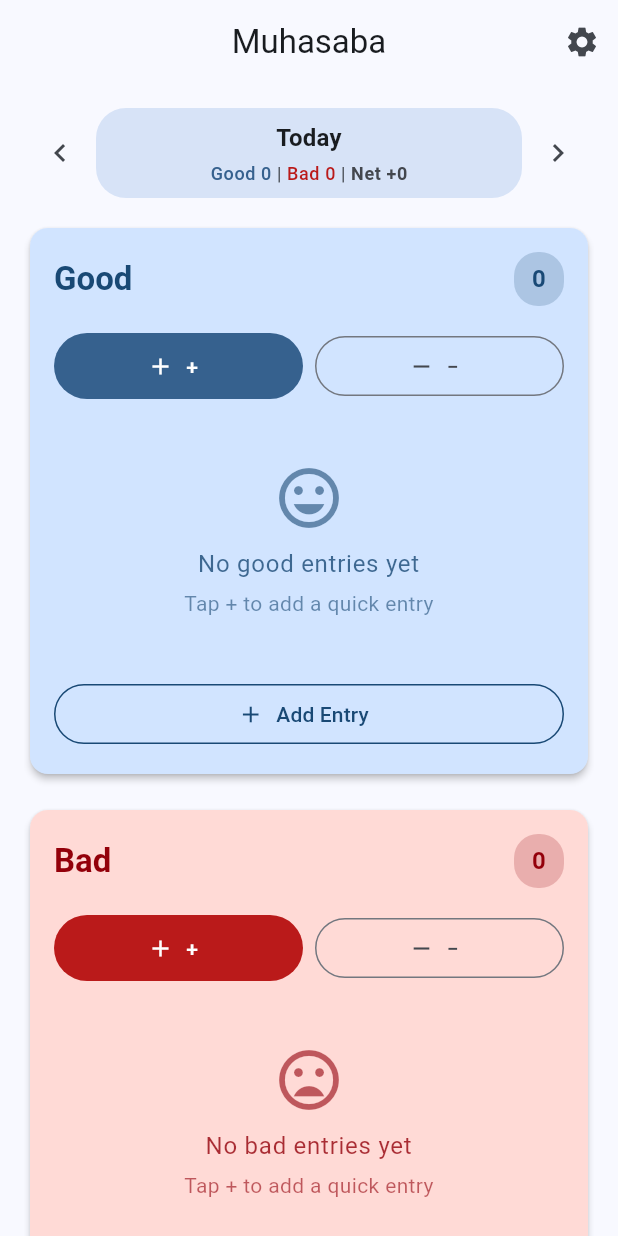
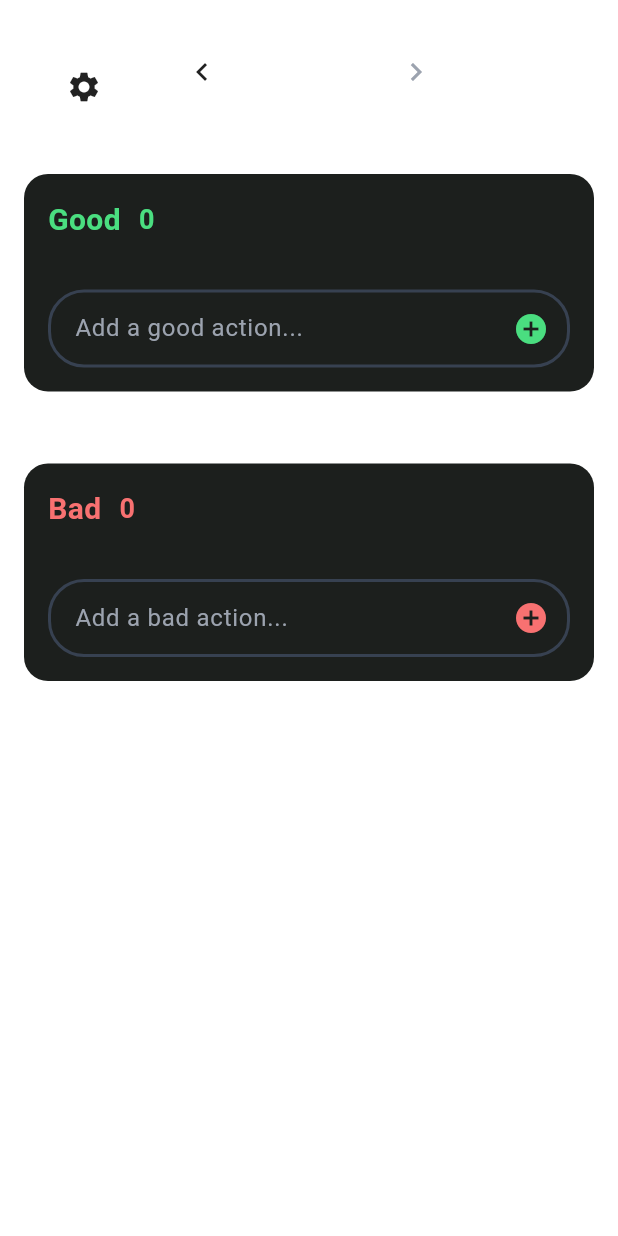
Before and after one commit to TheMoenix/muhasaba, a Flutter app: the screen it shows after launch, on a phone screen of 412 x 824 dp. Run offline on Flutter 3.47's test engine with Material 3 defaults, Android fonts, the light colour scheme and no system bars; our stand-ins replace flutter_riverpod, hive, hive_flutter, shared_preferences; accounts and stored records are empty.

Commit message:
feat: Enhance theming and UI components with new color scheme and entry cards

```diff
--- a/lib/core/theme.dart
+++ b/lib/core/theme.dart
@@ -1,41 +1,119 @@
 import 'package:flutter/material.dart';
 
 class AppTheme {
+  // Custom colors to match the design
+  static const Color darkBackground = Color(0xFF101311);
+  static const Color cardBackground = Color(0xFF1C1F1D);
+  static const Color goodColor = Color(0xFF4ADE80); // green-400
+  static const Color badColor = Color(0xFFF87171); // red-400
+  static const Color textPrimary = Colors.white;
+  static const Color textSecondary = Color(0xFF9CA3AF); // gray-400
+  static const Color borderColor = Color(0xFF374151); // gray-700
+
   static ThemeData lightTheme = ThemeData(
     useMaterial3: true,
     brightness: Brightness.light,
-    colorScheme: ColorScheme.fromSeed(
-      seedColor: Colors.blue,
-      brightness: Brightness.light,
+    colorScheme: const ColorScheme.light(
+      primary: goodColor,
+      secondary: badColor,
+      surface: Colors.white,
+      onSurface: Colors.black87,
+      error: badColor,
     ),
-    cardTheme: const CardThemeData(elevation: 2),
-    floatingActionButtonTheme: const FloatingActionButtonThemeData(
-      elevation: 3,
-    ),
-    filledButtonTheme: FilledButtonThemeData(
-      style: FilledButton.styleFrom(minimumSize: const Size(44, 44)),
-    ),
-    segmentedButtonTheme: const SegmentedButtonThemeData(
-      style: ButtonStyle(minimumSize: WidgetStatePropertyAll(Size(80, 44))),
+    scaffoldBackgroundColor: Colors.white,
+    cardTheme: const CardThemeData(elevation: 2, color: Colors.white),
+    appBarTheme: const AppBarTheme(
+      backgroundColor: Colors.white,
+      foregroundColor: Colors.black87,
+      elevation: 0,
     ),
   );
 
   static ThemeData darkTheme = ThemeData(
     useMaterial3: true,
     brightness: Brightness.dark,
-    colorScheme: ColorScheme.fromSeed(
-      seedColor: Colors.blue,
-      brightness: Brightness.dark,
+    fontFamily: 'Spline Sans',
+    colorScheme: const ColorScheme.dark(
+      primary: goodColor,
+      secondary: badColor,
+      surface: cardBackground,
+      onSurface: textPrimary,
+      background: darkBackground,
+      onBackground: textPrimary,
+      error: badColor,
+      onError: textPrimary,
     ),
-    cardTheme: const CardThemeData(elevation: 2),
-    floatingActionButtonTheme: const FloatingActionButtonThemeData(
-      elevation: 3,
+    scaffoldBackgroundColor: darkBackground,
+    cardTheme: const CardThemeData(
+      elevation: 0,
+      color: cardBackground,
+      shape: RoundedRectangleBorder(
+        borderRadius: BorderRadius.all(Radius.circular(16)),
+      ),
     ),
-    filledButtonTheme: FilledButtonThemeData(
-      style: FilledButton.styleFrom(minimumSize: const Size(44, 44)),
+    appBarTheme: const AppBarTheme(
+      backgroundColor: darkBackground,
+      foregroundColor: textPrimary,
+      elevation: 0,
+      centerTitle: true,
     ),
-    segmentedButtonTheme: const SegmentedButtonThemeData(
-      style: ButtonStyle(minimumSize: WidgetStatePropertyAll(Size(80, 44))),
+    inputDecorationTheme: InputDecorationTheme(
+      filled: true,
+      fillColor: Colors.transparent,
+      border: OutlineInputBorder(
+        borderRadius: BorderRadius.circular(24),
+        borderSide: const BorderSide(color: borderColor, width: 2),
+      ),
+      enabledBorder: OutlineInputBorder(
+        borderRadius: BorderRadius.circular(24),
+        borderSide: const BorderSide(color: borderColor, width: 2),
+      ),
+      focusedBorder: OutlineInputBorder(
+        borderRadius: BorderRadius.circular(24),
+        borderSide: const BorderSide(color: goodColor, width: 2),
+      ),
+      hintStyle: const TextStyle(color: textSecondary),
+      contentPadding: const EdgeInsets.symmetric(horizontal: 16, vertical: 12),
+    ),
+    iconButtonTheme: IconButtonThemeData(
+      style: IconButton.styleFrom(
+        foregroundColor: textPrimary,
+        backgroundColor: Colors.transparent,
+        minimumSize: const Size(40, 40),
+      ),
+    ),
+    elevatedButtonTheme: ElevatedButtonThemeData(
+      style: ElevatedButton.styleFrom(
+        backgroundColor: cardBackground,
+        foregroundColor: textPrimary,
+        elevation: 0,
+        shape: RoundedRectangleBorder(borderRadius: BorderRadius.circular(20)),
+      ),
+    ),
+    textTheme: const TextTheme(
+      headlineLarge: TextStyle(
+        color: textPrimary,
+        fontSize: 24,
+        fontWeight: FontWeight.bold,
+      ),
+      headlineMedium: TextStyle(
+        color: textPrimary,
+        fontSize: 20,
+        fontWeight: FontWeight.bold,
+      ),
+      titleLarge: TextStyle(
+        color: textPrimary,
+        fontSize: 18,
+        fontWeight: FontWeight.bold,
+      ),
+      titleMedium: TextStyle(
+        color: textPrimary,
+        fontSize: 16,
+        fontWeight: FontWeight.w500,
+      ),
+      bodyLarge: TextStyle(color: textPrimary, fontSize: 16),
+      bodyMedium: TextStyle(color: textPrimary, fontSize: 14),
+      bodySmall: TextStyle(color: textSecondary, fontSize: 12),
     ),
   );
 }
--- a/lib/features/home/home_page.dart
+++ b/lib/features/home/home_page.dart
@@ -1,9 +1,8 @@
 import 'package:flutter/material.dart';
 import 'package:flutter_riverpod/flutter_riverpod.dart';
 import '../../data/entry_model.dart';
-import '../settings/settings_page.dart';
 import 'home_controller.dart';
-import 'widgets/column_card.dart';
+import 'widgets/new_column_card.dart';
 import 'widgets/day_header.dart';
 
 class HomePage extends ConsumerWidget {
@@ -16,21 +15,7 @@ class HomePage extends ConsumerWidget {
     final badEntries = ref.watch(badEntriesProvider(selectedDay));
 
     return Scaffold(
-      appBar: AppBar(
-        title: const Text('Muhasaba'),
-        centerTitle: true,
-        actions: [
-          IconButton(
-            onPressed: () {
-              Navigator.of(context).push(
-                MaterialPageRoute(builder: (context) => const SettingsPage()),
-              );
-            },
-            icon: const Icon(Icons.settings),
-            tooltip: 'Settings',
-          ),
-        ],
-      ),
+      backgroundColor: Theme.of(context).colorScheme.surface,
       body: Column(
         children: [
           // Day header with navigation and summary
@@ -47,7 +32,7 @@ class HomePage extends ConsumerWidget {
                     return Row(
                       children: [
                         Expanded(
-                          child: ColumnCard(
+                          child: NewColumnCard(
                             type: EntryType.good,
                             title: 'Good',
                             entries: goodEntries,
@@ -55,7 +40,7 @@ class HomePage extends ConsumerWidget {
                         ),
                         const SizedBox(width: 16),
                         Expanded(
-                          child: ColumnCard(
+                          child: NewColumnCard(
                             type: EntryType.bad,
                             title: 'Bad',
                             entries: badEntries,
@@ -67,13 +52,13 @@ class HomePage extends ConsumerWidget {
                     return SingleChildScrollView(
                       child: Column(
                         children: [
-                          ColumnCard(
+                          NewColumnCard(
                             type: EntryType.good,
                             title: 'Good',
                             entries: goodEntries,
                           ),
                           const SizedBox(height: 16),
-                          ColumnCard(
+                          NewColumnCard(
                             type: EntryType.bad,
                             title: 'Bad',
                             entries: badEntries,
--- a/lib/features/home/widgets/day_header.dart
+++ b/lib/features/home/widgets/day_header.dart
@@ -1,6 +1,7 @@
 import 'package:flutter/material.dart';
 import 'package:flutter_riverpod/flutter_riverpod.dart';
 import '../../../core/date_utils.dart' as date_utils;
+import '../../../core/theme.dart';
 import '../home_controller.dart';
 
 class DayHeader extends ConsumerWidget {
@@ -11,105 +12,119 @@ class DayHeader extends ConsumerWidget {
     final selectedDay = ref.watch(selectedDayProvider);
     final totals = ref.watch(dayTotalsProvider(selectedDay));
 
-    return Row(
+    return Container(
+      padding: const EdgeInsets.symmetric(horizontal: 16, vertical: 8),
+      child: Row(
+        mainAxisAlignment: MainAxisAlignment.spaceBetween,
+        children: [
+          // Settings button
+          IconButton(
+            onPressed: () {
+              Navigator.pushNamed(context, '/settings');
+            },
+            icon: const Icon(Icons.settings),
+            iconSize: 24,
+          ),
+
+          // Date navigation and summary
+          Expanded(
+            child: Column(
+              children: [
+                Row(
+                  mainAxisAlignment: MainAxisAlignment.center,
                   children: [
                     IconButton(
                       onPressed: () {
-            final previousDay = date_utils.DateUtils.previousDay(selectedDay);
-            ref.read(selectedDayProvider.notifier).state = previousDay;
+                        final previousDay = date_utils.DateUtils.previousDay(
+                          selectedDay,
+                        );
+                        ref.read(selectedDayProvider.notifier).state =
+                            previousDay;
                       },
                       icon: const Icon(Icons.chevron_left),
-          tooltip: 'Previous day',
+                      iconSize: 24,
                     ),
-        Expanded(
-          child: GestureDetector(
+
+                    // Today button with dropdown arrow
+                    GestureDetector(
                       onTap: () => _showDatePicker(context, ref, selectedDay),
                       child: Container(
-              padding: const EdgeInsets.symmetric(vertical: 8, horizontal: 16),
+                        padding: const EdgeInsets.symmetric(
+                          horizontal: 8,
+                          vertical: 4,
+                        ),
                         decoration: BoxDecoration(
-                color: Theme.of(context).colorScheme.secondaryContainer,
-                borderRadius: BorderRadius.circular(20),
+                          borderRadius: BorderRadius.circular(8),
+                          color: Colors.transparent,
                         ),
-              child: Column(
+                        child: Row(
                           mainAxisSize: MainAxisSize.min,
                           children: [
                             Text(
                               date_utils.DateUtils.isToday(selectedDay)
                                   ? 'Today'
-                        : date_utils.DateUtils.formatDate(selectedDay),
-                    style: Theme.of(context).textTheme.titleMedium?.copyWith(
+                                  : date_utils.DateUtils.formatDate(
+                                      selectedDay,
+                                    ),
+                              style: const TextStyle(
+                                color: AppTheme.textPrimary,
+                                fontSize: 20,
                                 fontWeight: FontWeight.bold,
                               ),
-                    textAlign: TextAlign.center,
                             ),
-                  const SizedBox(height: 4),
-                  _buildSummaryChip(context, totals),
+                            const SizedBox(width: 4),
+                            const Icon(
+                              Icons.expand_more,
+                              color: AppTheme.textPrimary,
+                              size: 20,
+                            ),
                           ],
                         ),
                       ),
                     ),
-        ),
+
                     IconButton(
                       onPressed: () {
-            final nextDay = date_utils.DateUtils.nextDay(selectedDay);
+                        final nextDay = date_utils.DateUtils.nextDay(
+                          selectedDay,
+                        );
                         // Don't allow going into the future
                         if (!nextDay.isAfter(date_utils.DateUtils.today())) {
-              ref.read(selectedDayProvider.notifier).state = nextDay;
+                          ref.read(selectedDayProvider.notifier).state =
+                              nextDay;
                         }
                       },
-          icon: const Icon(Icons.chevron_right),
-          tooltip: 'Next day',
+                      icon: Icon(
+                        Icons.chevron_right,
+                        color:
+                            date_utils.DateUtils.nextDay(
+                              selectedDay,
+                            ).isAfter(date_utils.DateUtils.today())
+                            ? AppTheme.textSecondary
+                            : AppTheme.textPrimary,
                       ),
-        if (!date_utils.DateUtils.isToday(selectedDay))
-          TextButton(
-            onPressed: () {
-              ref.read(selectedDayProvider.notifier).state =
-                  date_utils.DateUtils.today();
-            },
-            child: const Text('Today'),
+                      iconSize: 24,
                     ),
                   ],
-    );
-  }
+                ),
 
-  Widget _buildSummaryChip(
-    BuildContext context,
-    ({int good, int bad, int net}) totals,
-  ) {
-    final theme = Theme.of(context);
-    final netColor = totals.net > 0
-        ? theme.colorScheme.primary
-        : totals.net < 0
-        ? theme.colorScheme.error
-        : theme.colorScheme.onSurfaceVariant;
-
-    return Row(
-      mainAxisAlignment: MainAxisAlignment.center,
-      children: [
+                // Net score
                 Text(
-          'Good ${totals.good}',
-          style: theme.textTheme.bodySmall?.copyWith(
-            color: theme.colorScheme.primary,
+                  'Net: ${totals.net >= 0 ? '' : ''}${totals.net}',
+                  style: const TextStyle(
+                    color: AppTheme.textPrimary,
+                    fontSize: 14,
                     fontWeight: FontWeight.w500,
                   ),
                 ),
-        Text(' | ', style: theme.textTheme.bodySmall),
-        Text(
-          'Bad ${totals.bad}',
-          style: theme.textTheme.bodySmall?.copyWith(
-            color: theme.colorScheme.error,
-            fontWeight: FontWeight.w500,
+              ],
             ),
           ),
-        Text(' | ', style: theme.textTheme.bodySmall),
-        Text(
-          'Net ${totals.net >= 0 ? '+' : ''}${totals.net}',
-          style: theme.textTheme.bodySmall?.copyWith(
-            color: netColor,
-            fontWeight: FontWeight.bold,
+
+          // Spacer to balance the settings button
+          const SizedBox(width: 48),
+        ],
       ),
-        ),
-      ],
     );
   }
 
@@ -124,6 +139,19 @@ class DayHeader extends ConsumerWidget {
       firstDate: DateTime(2020),
       lastDate: DateTime.now(),
       helpText: 'Select date',
+      builder: (context, child) {
+        return Theme(
+          data: Theme.of(context).copyWith(
+            colorScheme: const ColorScheme.dark(
+              primary: AppTheme.goodColor,
+              onPrimary: Colors.black,
+              surface: AppTheme.cardBackground,
+              onSurface: AppTheme.textPrimary,
+            ),
+          ),
+          child: child!,
+        );
+      },
     );
 
     if (picked != null) {
--- /dev/null
+++ b/lib/features/home/widgets/new_column_card.dart
@@ -0,0 +1,141 @@
+import 'package:flutter/material.dart';
+import 'package:flutter_riverpod/flutter_riverpod.dart';
+import '../../../core/theme.dart';
+import '../../../data/entry_model.dart';
+import '../home_controller.dart';
+import 'add_entry_sheet.dart';
+import 'new_entry_tile.dart';
+
+class NewColumnCard extends ConsumerStatefulWidget {
+  final EntryType type;
+  final String title;
+  final List<DayEntry> entries;
+
+  const NewColumnCard({
+    super.key,
+    required this.type,
+    required this.title,
+    required this.entries,
+  });
+
+  @override
+  ConsumerState<NewColumnCard> createState() => _NewColumnCardState();
+}
+
+class _NewColumnCardState extends ConsumerState<NewColumnCard> {
+  final TextEditingController _textController = TextEditingController();
+
+  @override
+  void dispose() {
+    _textController.dispose();
+    super.dispose();
+  }
+
+  @override
+  Widget build(BuildContext context) {
+    final cardColor = widget.type == EntryType.good
+        ? AppTheme.goodColor
+        : AppTheme.badColor;
+
+    return Container(
+      margin: const EdgeInsets.only(bottom: 32),
+      decoration: BoxDecoration(
+        color: AppTheme.cardBackground,
+        borderRadius: BorderRadius.circular(16),
+      ),
+      child: Column(
+        crossAxisAlignment: CrossAxisAlignment.start,
+        children: [
+          // Header with title and total
+          Padding(
+            padding: const EdgeInsets.all(16),
+            child: Row(
+              children: [
+                Text(
+                  widget.title,
+                  style: TextStyle(
+                    color: cardColor,
+                    fontSize: 20,
+                    fontWeight: FontWeight.bold,
+                  ),
+                ),
+                const SizedBox(width: 12),
+                Text(
+                  _calculateTotal().toString(),
+                  style: TextStyle(
+                    color: cardColor,
+                    fontSize: 18,
+                    fontWeight: FontWeight.bold,
+                  ),
+                ),
+              ],
+            ),
+          ),
+
+          // Entries list
+          if (widget.entries.isNotEmpty)
+            ...widget.entries.map((entry) => NewEntryTile(entry: entry)),
+
+          // Add entry input
+          Padding(
+            padding: const EdgeInsets.all(16),
+            child: Container(
+              decoration: BoxDecoration(
+                border: Border.all(color: AppTheme.borderColor, width: 2),
+                borderRadius: BorderRadius.circular(24),
+              ),
+              child: TextField(
+                controller: _textController,
+                style: const TextStyle(color: AppTheme.textPrimary),
+                decoration: InputDecoration(
+                  hintText: 'Add a ${widget.type.name} action...',
+                  hintStyle: const TextStyle(color: AppTheme.textSecondary),
+                  border: InputBorder.none,
+                  contentPadding: const EdgeInsets.symmetric(
+                    horizontal: 16,
+                    vertical: 12,
+                  ),
+                  suffixIcon: IconButton(
+                    onPressed: () => _handleAddEntry(),
+                    icon: Icon(Icons.add_circle, color: cardColor, size: 24),
+                  ),
+                ),
+                onSubmitted: (value) => _handleAddEntry(),
+              ),
+            ),
+          ),
+        ],
+      ),
+    );
+  }
+
+  int _calculateTotal() {
+    return widget.entries.fold(0, (sum, entry) => sum + entry.score);
+  }
+
+  void _handleAddEntry() {
+    final text = _textController.text.trim();
+    if (text.isNotEmpty) {
+      // Add quick entry with note
+      final controller = ref.read(homeControllerProvider.notifier);
+      controller.addEntry(
+        type: widget.type,
+        score: 1, // Default score for quick entry
+        note: text,
+      );
+      _textController.clear();
+    } else {
+      // Show detailed entry sheet
+      _showAddEntrySheet(context);
+    }
+  }
+
+  void _showAddEntrySheet(BuildContext context) {
+    showModalBottomSheet(
+      context: context,
+      isScrollControlled: true,
+      backgroundColor: Colors.transparent,
+      builder: (context) => const AddEntrySheet(),
+    );
+  }
+}
--- /dev/null
+++ b/lib/features/home/widgets/new_entry_tile.dart
@@ -0,0 +1,70 @@
+import 'package:flutter/material.dart';
+import 'package:flutter_riverpod/flutter_riverpod.dart';
+import '../../../core/theme.dart';
+import '../../../data/entry_model.dart';
+import 'add_entry_sheet.dart';
+
+class NewEntryTile extends ConsumerWidget {
+  final DayEntry entry;
+
+  const NewEntryTile({super.key, required this.entry});
+
+  @override
+  Widget build(BuildContext context, WidgetRef ref) {
+    final scoreColor = entry.type == EntryType.good
+        ? AppTheme.goodColor
+        : AppTheme.badColor;
+    final scorePrefix = entry.type == EntryType.good ? '+' : '-';
+
+    return Container(
+      decoration: const BoxDecoration(
+        border: Border(
+          bottom: BorderSide(color: AppTheme.borderColor, width: 1),
+        ),
+      ),
+      child: InkWell(
+        onTap: () => _editEntry(context, ref),
+        child: Padding(
+          padding: const EdgeInsets.symmetric(horizontal: 16, vertical: 12),
+          child: Row(
+            children: [
+              // Entry text/note
+              Expanded(
+                child: Text(
+                  entry.note?.isNotEmpty == true
+                      ? entry.note!
+                      : '${entry.type.name.substring(0, 1).toUpperCase()}${entry.type.name.substring(1)} action',
+                  style: const TextStyle(
+                    color: AppTheme.textPrimary,
+                    fontSize: 16,
+                  ),
+                  maxLines: 1,
+                  overflow: TextOverflow.ellipsis,
+                ),
+              ),
+
+              // Score
+              Text(
+                '$scorePrefix${entry.score}',
+                style: TextStyle(
+                  color: scoreColor,
+                  fontSize: 16,
+                  fontWeight: FontWeight.bold,
+                ),
+              ),
+            ],
+          ),
+        ),
+      ),
+    );
+  }
+
+  void _editEntry(BuildContext context, WidgetRef ref) {
+    showModalBottomSheet(
+      context: context,
+      isScrollControlled: true,
+      backgroundColor: Colors.transparent,
+      builder: (context) => AddEntrySheet(entryToEdit: entry),
+    );
+  }
+}
```
Lines whose indentation alone changed are shown as unchanged.
